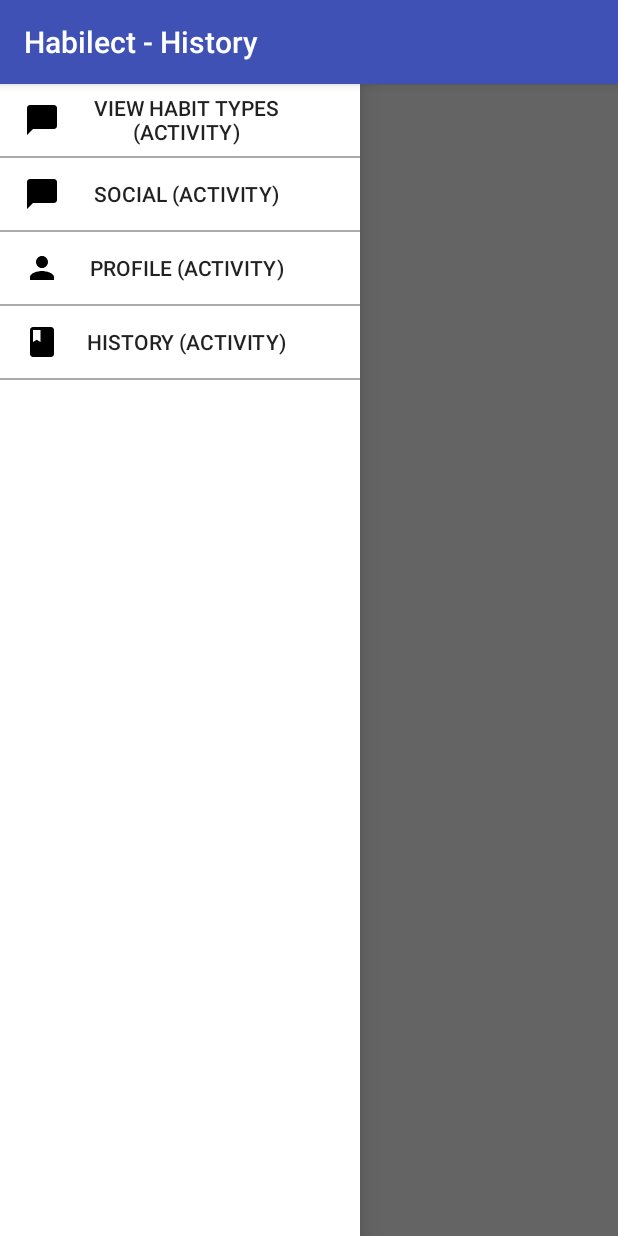
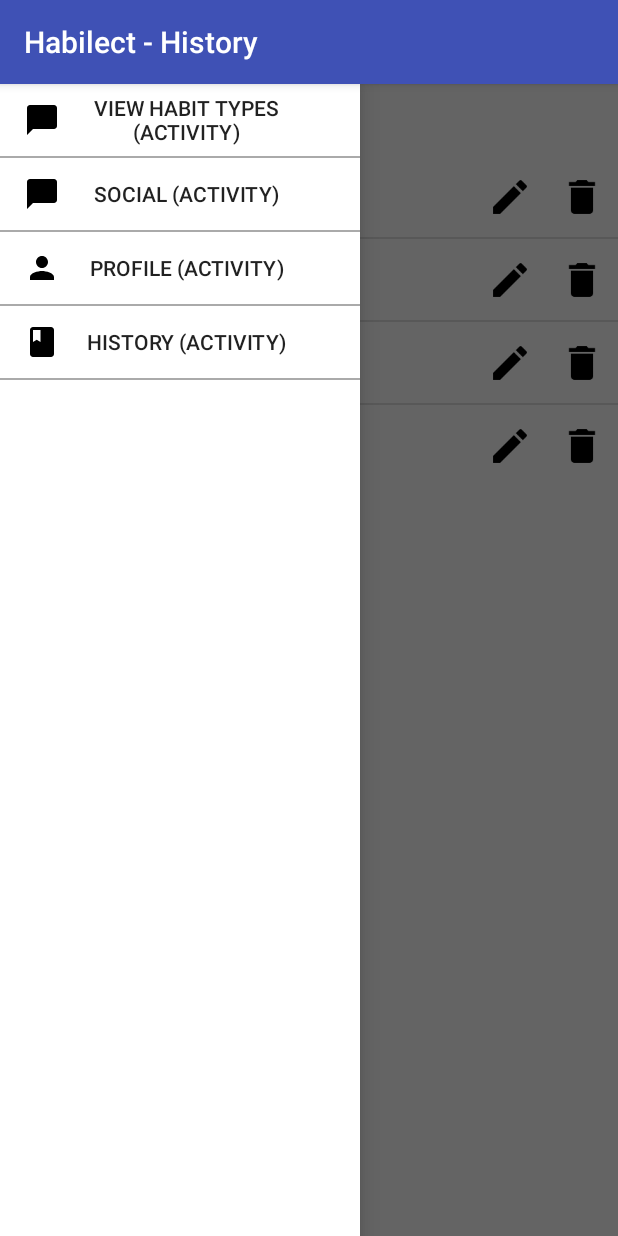
Before and after one commit to CMPUT301F17T05/AASIO-Index, an Android app: the HistoryFilterFragment screen opened directly, with no data from a screen before it, with the side drawer open, on a phone screen of 412 x 824 dp. Run offline under Robolectric (Android 15) with nearby library versions, the phone set to English and light mode, and no system bars.

Commit message:
Added habit event row adapter for list view. Used in history activity

```diff
--- /dev/null
+++ b/app/src/main/java/com/cmput301/t05/habilect/HabitEventListAdapter.java
@@ -0,0 +1,59 @@
+package com.cmput301.t05.habilect;
+
+import android.content.Context;
+import android.view.LayoutInflater;
+import android.view.View;
+import android.view.ViewGroup;
+import android.widget.BaseAdapter;
+import android.widget.ListAdapter;
+import android.widget.TextView;
+
+import java.util.ArrayList;
+
+/**
+ * Created by Oliver on 12/11/2017.
+ */
+
+public class HabitEventListAdapter extends BaseAdapter implements ListAdapter {
+    private ArrayList<HabitEvent> eventList = new ArrayList<>();
+    private Context context;
+
+    HabitEventListAdapter(ArrayList<HabitEvent> eventList, Context context) {
+        this.eventList = eventList;
+        this.context = context;
+    }
+
+    @Override
+    public int getCount() {
+        return eventList.size();
+    }
+
+    @Override
+    public Object getItem(int i) {
+        return eventList.get(i);
+    }
+
+    @Override
+    public long getItemId(int i) {
+        return 0;
+    }
+
+    @Override
+    public View getView(int i, View view, ViewGroup viewGroup) {
+        // inflates the view
+        if (view == null) {
+            LayoutInflater inflater = (LayoutInflater) context.getSystemService(Context.LAYOUT_INFLATER_SERVICE);
+            view = inflater.inflate(R.layout.habit_event_row, null);
+        }
+        // gets the counter object that we want to display
+        final HabitEvent event = eventList.get(i);
+
+        TextView habitTitle = view.findViewById(R.id.habitEventRowTitle);
+        TextView habitDate = view.findViewById(R.id.habitEventRowDate);
+
+        habitTitle.setText(event.getHabitType());
+        habitDate.setText(event.getCompletionDate().toString());
+
+        return view;
+    }
+}
--- a/app/src/main/java/com/cmput301/t05/habilect/HistoryFilterFragment.java
+++ b/app/src/main/java/com/cmput301/t05/habilect/HistoryFilterFragment.java
@@ -7,6 +7,10 @@ import android.view.LayoutInflater;
 import android.view.View;
 import android.view.ViewGroup;
 import android.widget.Button;
+import android.widget.ListView;
+
+import java.util.ArrayList;
+import java.util.Date;
 
 /**
  * @author ioltuszy
@@ -23,6 +27,20 @@ public class HistoryFilterFragment extends Fragment {
 
         fragmentManager = getActivity().getSupportFragmentManager();
 
+        ListView eventList = rootView.findViewById(R.id.historyFilterFragmentListView);
+
+        HabitEvent e1 = new HabitEvent("Event 1", null, null, new Date(), "Event 1");
+        HabitEvent e2 = new HabitEvent("Event 2", null, null, new Date(), "Event 2");
+        HabitEvent e3 = new HabitEvent("Event 3", null, null, new Date(), "Event 3");
+        HabitEvent e4 = new HabitEvent("Event 4", null, null, new Date(), "Event 4");
+        ArrayList<HabitEvent> eList = new ArrayList<>();
+        eList.add(e1);
+        eList.add(e2);
+        eList.add(e3);
+        eList.add(e4);
+
+        HabitEventListAdapter eventListAdapter = new HabitEventListAdapter(eList, rootView.getContext());
+        eventList.setAdapter(eventListAdapter);
 
 
         return rootView;
--- /dev/null
+++ b/app/src/main/res/layout/habit_event_row.xml
@@ -0,0 +1,59 @@
+<?xml version="1.0" encoding="utf-8"?>
+<android.support.constraint.ConstraintLayout
+    xmlns:android="http://schemas.android.com/apk/res/android"
+    xmlns:app="http://schemas.android.com/apk/res-auto"
+    xmlns:tools="http://schemas.android.com/tools"
+    android:layout_width="match_parent"
+    android:layout_height="match_parent">
+
+    <TextView
+        android:id="@+id/habitEventRowTitle"
+        android:layout_width="wrap_content"
+        android:layout_height="wrap_content"
+        android:text="Habit Event Title"
+        android:textSize="@dimen/font_size_medium"
+        app:layout_constraintBottom_toBottomOf="parent"
+        app:layout_constraintLeft_toLeftOf="parent"
+        app:layout_constraintTop_toTopOf="parent"
+        app:layout_constraintVertical_bias="0.52" />
+
+    <TextView
+        android:id="@+id/habitEventRowDate"
+        android:layout_width="wrap_content"
+        android:layout_height="wrap_content"
+        android:layout_marginLeft="0dp"
+        android:text="Habit Event Date"
+        android:textSize="@dimen/font_size_small"
+        app:layout_constraintBottom_toTopOf="@+id/habitEventRowTitle"
+        app:layout_constraintLeft_toLeftOf="parent" />
+
+    <ImageButton
+        android:id="@+id/habitEventRowDeleteButton"
+        android:layout_width="wrap_content"
+        android:layout_height="wrap_content"
+        android:layout_marginRight="0dp"
+        android:background="@null"
+        android:scaleX="0.7"
+        android:scaleY="0.7"
+        app:layout_constraintBottom_toBottomOf="parent"
+        app:layout_constraintRight_toRightOf="parent"
+        app:layout_constraintTop_toTopOf="parent"
+        app:layout_constraintVertical_bias="0.498"
+        app:srcCompat="@mipmap/delete_button" />
+
+    <ImageButton
+        android:id="@+id/habitEventRowEditButton"
+        android:layout_width="wrap_content"
+        android:layout_height="wrap_content"
+        android:layout_marginStart="8dp"
+        android:background="@null"
+        android:scaleX="0.7"
+        android:scaleY="0.7"
+        app:layout_constraintBottom_toBottomOf="parent"
+        app:layout_constraintEnd_toStartOf="@+id/habitEventRowDeleteButton"
+        app:layout_constraintHorizontal_bias="1.0"
+        app:layout_constraintStart_toEndOf="@+id/habitEventRowTitle"
+        app:layout_constraintTop_toTopOf="parent"
+        app:layout_constraintVertical_bias="0.498"
+        app:srcCompat="@mipmap/edit_button" />
+</android.support.constraint.ConstraintLayout>
```
Also changed, not shown: app/src/main/delete_button-web.png (added), app/src/main/edit_button-web.png (added), app/src/main/res/mipmap-hdpi/delete_button.png (added), app/src/main/res/mipmap-hdpi/edit_button.png (added), app/src/main/res/mipmap-mdpi/delete_button.png (added), app/src/main/res/mipmap-mdpi/edit_button.png (added), app/src/main/res/mipmap-xhdpi/delete_button.png (added), app/src/main/res/mipmap-xhdpi/edit_button.png (added), app/src/main/res/mipmap-xxhdpi/delete_button.png (added), app/src/main/res/mipmap-xxhdpi/edit_button.png (added), app/src/main/res/mipmap-xxxhdpi/delete_button.png (added), app/src/main/res/mipmap-xxxhdpi/edit_button.png (added).
